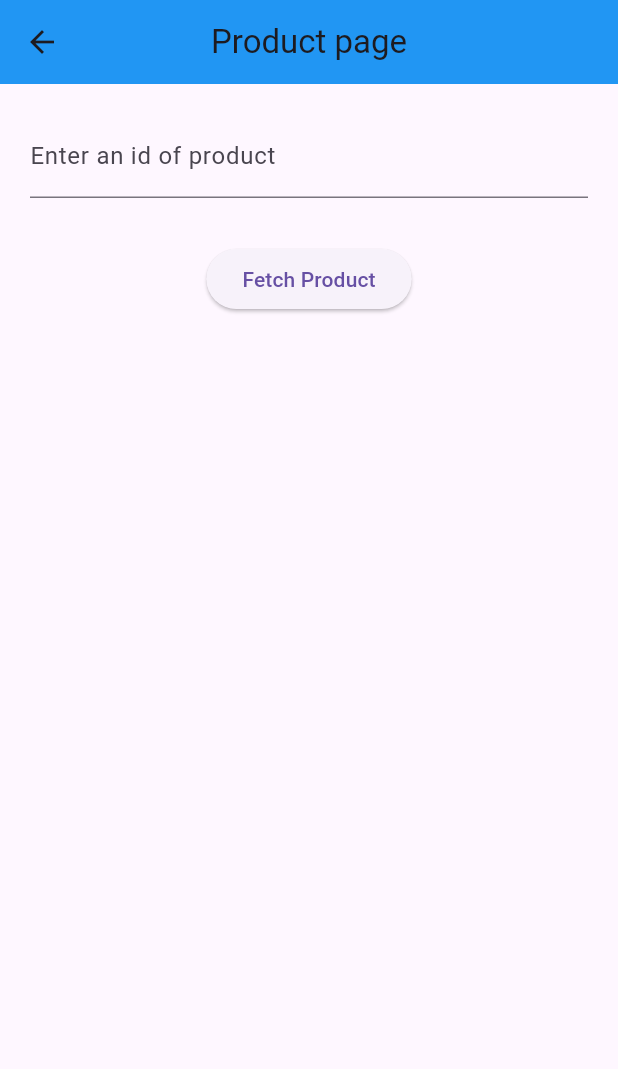
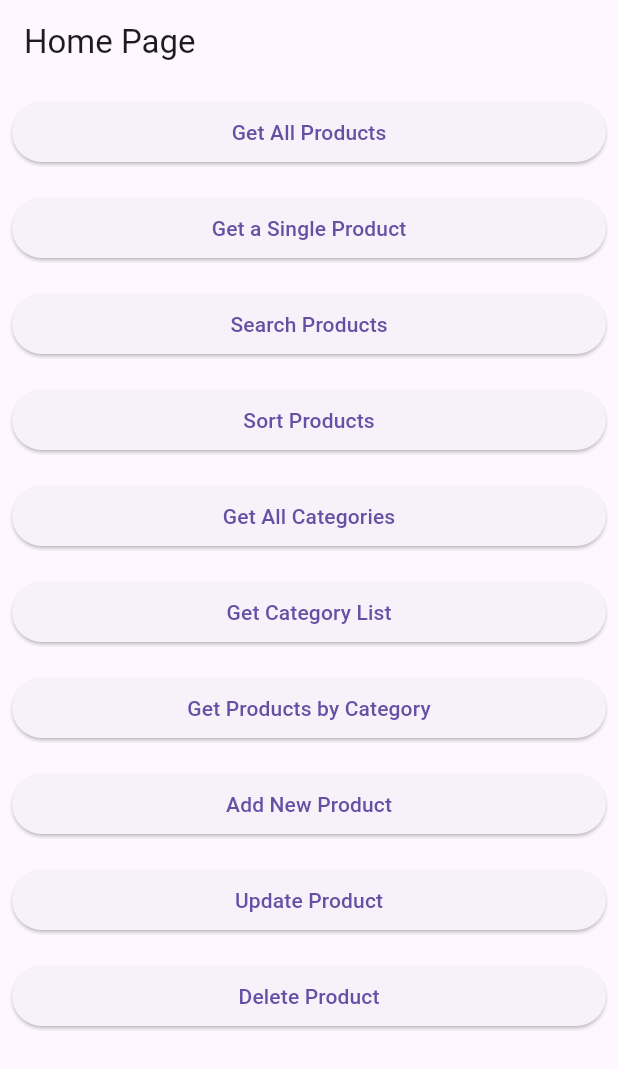
Before and after one commit to SardorbekShukuraliev/bloc_clean_arch, a Flutter app: the screen it shows after launch, on a phone screen of 412 x 824 dp. Shown: the top 1069 px of the screen. Run offline on Flutter 3.47's test engine with Material 3 defaults, Android fonts, the phone set to English and light mode, and no system bars; our stand-ins replace dio, flutter_bloc, get_it.

Commit message:
first commit

```diff
--- a/lib/app.dart
+++ b/lib/app.dart
@@ -1,5 +1,4 @@
 import 'package:flutter/material.dart';
-
 import 'core/route/route_generator.dart';
 import 'core/route/route_names.dart';
 
@@ -10,7 +9,7 @@ class MyApp extends StatelessWidget {
   Widget build(BuildContext context) {
     return MaterialApp(
       debugShowCheckedModeBanner: false,
-      initialRoute: RouteNames.productPage,
+      initialRoute: RouteNames.homePage,
       onGenerateRoute: AppRoute(context: context).onGenerateRoute,
     );
   }
--- a/lib/core/route/route_generator.dart
+++ b/lib/core/route/route_generator.dart
@@ -1,5 +1,5 @@
+import '../../features/home/presentation/pages/home_page.dart';
 import '/core/route/route_names.dart';
-import '/features/home/presentation/pages/product_page.dart';
 import 'package:flutter/material.dart';
 
 class AppRoute {
@@ -9,8 +9,8 @@ class AppRoute {
 
   Route onGenerateRoute(RouteSettings routeSettings) {
     switch (routeSettings.name) {
-      case RouteNames.productPage:
-        return MaterialPageRoute(builder: (_) => ProductPage());
+      case RouteNames.homePage:
+        return MaterialPageRoute(builder: (_) => HomePage());
 
       // case RouteNames.byCategoryPage:
       //   final categoryData = routeSettings.arguments as Map<String, String>;
--- a/lib/core/route/route_names.dart
+++ b/lib/core/route/route_names.dart
@@ -5,4 +5,5 @@ class RouteNames {
   static const String categoriesPage = '/categories_page';
   static const String byCategoryPage = '/by_category_page';
   static const String productPage = '/product_page';
+  static const String getSingleProductPage = '/get_single_product_page';
 }
--- a/lib/features/home/presentation/pages/product_page.dart
+++ b/lib/features/home/presentation/pages/get_single_product_page.dart
@@ -5,14 +5,14 @@ import '/features/home/presentation/widgets/product_widget.dart';
 import 'package:flutter/material.dart';
 import 'package:flutter_bloc/flutter_bloc.dart';
 
-class ProductPage extends StatefulWidget {
-  const ProductPage({super.key});
+class GetSingleProductPage extends StatefulWidget {
+  const GetSingleProductPage({Key? key}) : super(key: key);
 
   @override
-  State<ProductPage> createState() => _ProductPageState();
+  State<GetSingleProductPage> createState() => _GetSingleProductPageState();
 }
 
-class _ProductPageState extends State<ProductPage> {
+class _GetSingleProductPageState extends State<GetSingleProductPage> {
   TextEditingController idController = TextEditingController();
 
   void onFetchProductPressed() {
--- /dev/null
+++ b/lib/features/home/presentation/pages/home_page.dart
@@ -0,0 +1,38 @@
+import 'package:flutter/material.dart';
+
+class HomePage extends StatelessWidget {
+  @override
+  Widget build(BuildContext context) {
+    return Scaffold(
+      appBar: AppBar(
+        title: Text('Home Page'),
+      ),
+      body: ListView(
+        children: [
+          _buildNavigationButton(context, 'Get All Products', '/get_all_products'),
+          _buildNavigationButton(context, 'Get a Single Product', '/get_single_product'),
+          _buildNavigationButton(context, 'Search Products', '/search_products'),
+          _buildNavigationButton(context, 'Sort Products', '/sort_products'),
+          _buildNavigationButton(context, 'Get All Categories', '/get_all_categories'),
+          _buildNavigationButton(context, 'Get Category List', '/get_category_list'),
+          _buildNavigationButton(context, 'Get Products by Category', '/get_products_by_category'),
+          _buildNavigationButton(context, 'Add New Product', '/add_new_product'),
+          _buildNavigationButton(context, 'Update Product', '/update_product'),
+          _buildNavigationButton(context, 'Delete Product', '/delete_product'),
+        ],
+      ),
+    );
+  }
+
+  Widget _buildNavigationButton(BuildContext context, String title, String route) {
+    return Padding(
+      padding: const EdgeInsets.all(8.0),
+      child: ElevatedButton(
+        onPressed: () {
+          Navigator.pushNamed(context, route);
+        },
+        child: Text(title),
+      ),
+    );
+  }
+}
--- a/lib/main.dart
+++ b/lib/main.dart
@@ -1,8 +1,10 @@
+import 'package:blockfirsttime/features/home/presentation/pages/get_single_product_page.dart';
 import 'package:flutter/material.dart';
 import 'package:flutter_bloc/flutter_bloc.dart';
-import 'app.dart';
 import 'core/di/service_locator.dart';
 import 'features/home/presentation/bloc/product_bloc.dart';
+import 'features/home/presentation/pages/home_page.dart';
+
 
 Future<void> main() async {
   WidgetsFlutterBinding.ensureInitialized();
@@ -16,3 +18,23 @@ Future<void> main() async {
     ),
   );
 }
+
+class MyApp extends StatelessWidget {
+  const MyApp({super.key});
+
+  @override
+  Widget build(BuildContext context) {
+    return MaterialApp(
+      debugShowCheckedModeBanner: false,
+      title: 'Product App',
+      theme: ThemeData(
+        primarySwatch: Colors.blue,
+      ),
+      initialRoute: '/',
+      routes: {
+        '/': (context) => HomePage(),
+        '/get_single_product': (context) => GetSingleProductPage(),
+      },
+    );
+  }
+}
```
Also changed, not shown: lib/features/home/presentation/bloc/product_state.dart (line endings or trailing spaces).
